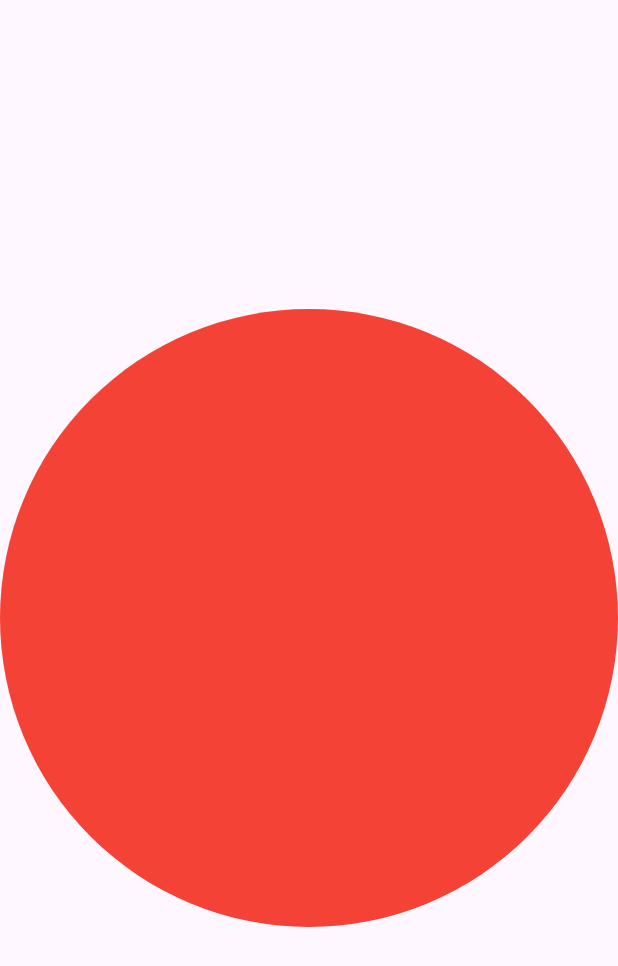
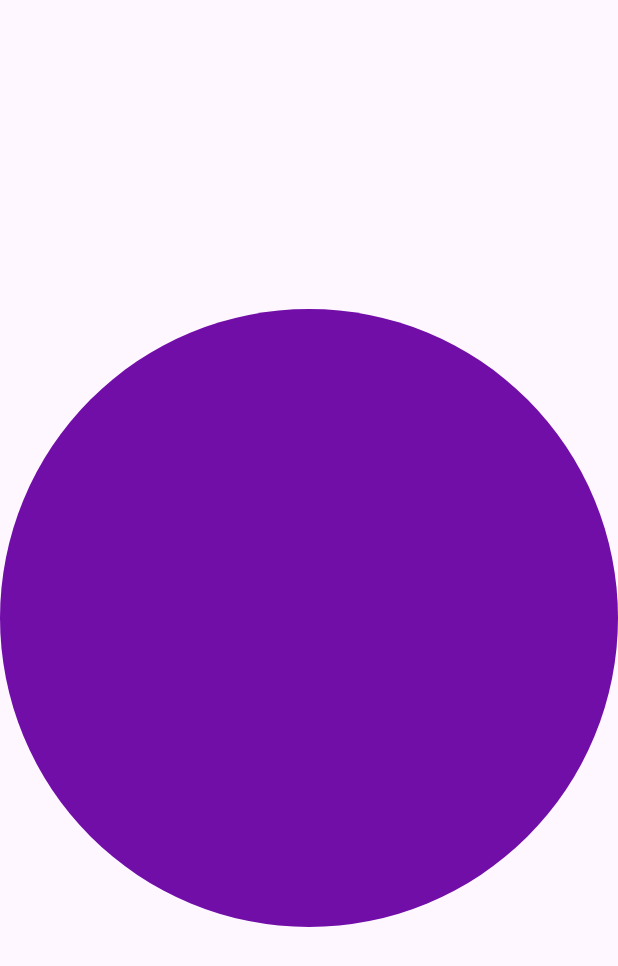
Before and after one commit to Shaikh-Saqlain-Ahmad/flutter-animations, a Flutter app: the screen it shows after launch, on a phone screen of 412 x 824 dp. Shown: the top 966 px of the screen. Run offline on Flutter 3.47's test engine with Material 2 defaults, Android fonts, the phone set to English and light mode, and no system bars.

Commit message:
color animation completed

```diff
--- a/lib/view/color-animation.dart
+++ b/lib/view/color-animation.dart
@@ -13,17 +13,32 @@ class ColorAnimation extends StatefulWidget {
 Color getColor() => Color(0xFF000000 + math.Random().nextInt(0x00FFFFFF));
 
 class _ColorAnimationState extends State<ColorAnimation> {
-  var color = getColor();
+  var _color = getColor();
   @override
   Widget build(BuildContext context) {
     return Scaffold(
       body: Center(
         child: ClipPath(
           clipper: const CircleClipper(),
-          child: Container(
-            width: MediaQuery.of(context).size.width,
-            height: MediaQuery.of(context).size.width,
-            decoration: BoxDecoration(color: Colors.red),
+          child: TweenAnimationBuilder(
+            tween: ColorTween(begin: getColor(), end: _color),
+            onEnd: () {
+              setState(() {
+                _color = getColor();
+              });
+            },
+            duration: Duration(seconds: 1),
+            child: Container(
+              width: MediaQuery.of(context).size.width,
+              height: MediaQuery.of(context).size.width,
+              decoration: BoxDecoration(color: Colors.red),
+            ),
+            builder: (context, Color? color, child) {
+              return ColorFiltered(
+                colorFilter: ColorFilter.mode(color!, BlendMode.srcATop),
+                child: child,
+              );
+            },
           ),
         ),
       ),
```
